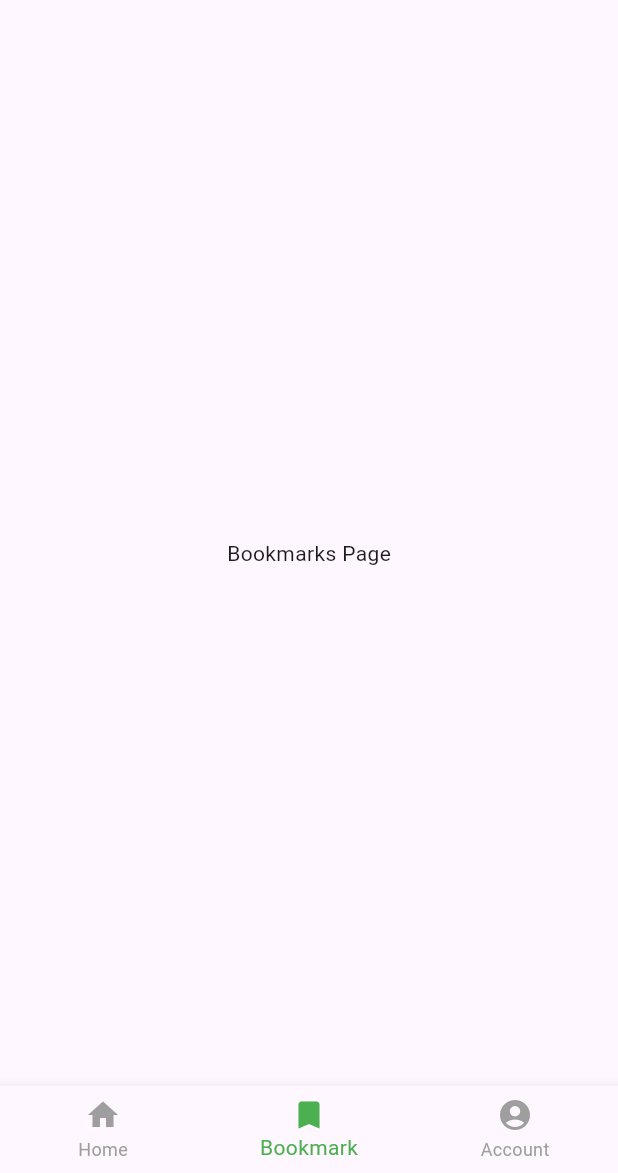
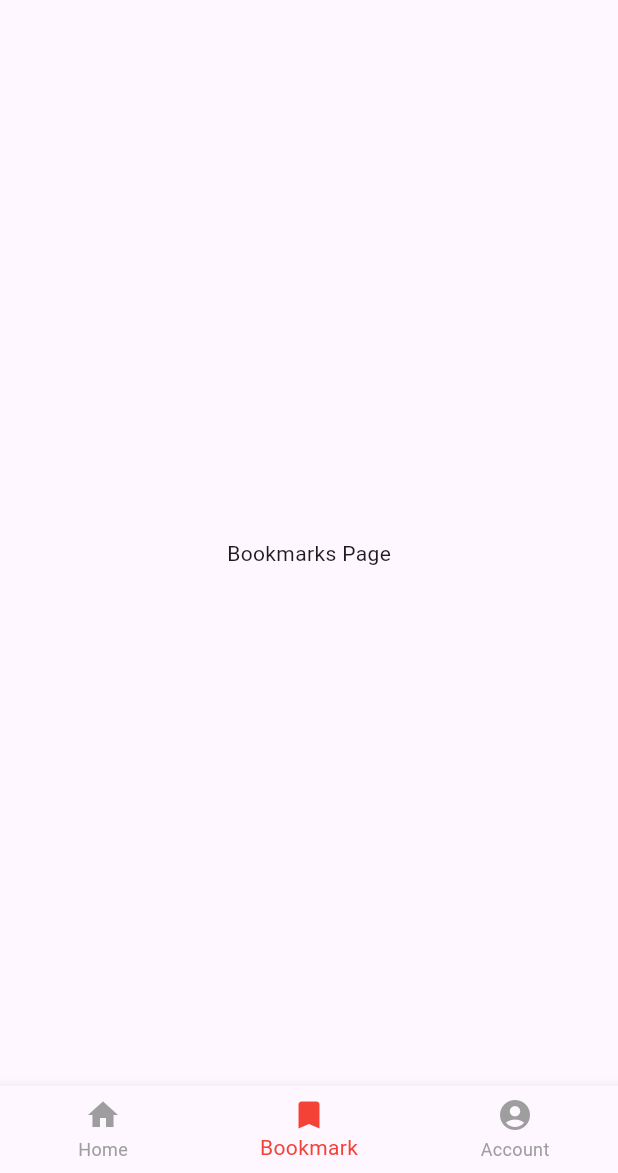
Before and after one commit to aaiiccaa/enteMobileApp, a Flutter app: the screen it shows after launch, item 2 of the bottom bar chosen, on a phone screen of 412 x 824 dp, the part 63-1236 px from its top. Run offline on Flutter 3.47's test engine with Material 3 defaults, Android fonts, the phone set to English and light mode, and no system bars; our stand-ins replace flutter_rating_bar.

Commit message:
new branch?

```diff
--- a/lib/dashboard.dart
+++ b/lib/dashboard.dart
@@ -15,7 +15,7 @@ class MyApp extends StatelessWidget {
     return MaterialApp(
       title: 'ENTe',
       theme: ThemeData(
-        primarySwatch: Colors.green,
+        primarySwatch: Colors.red,
       ),
       home: const MyHomePage(title: 'ENTe'),
     );
@@ -110,7 +110,7 @@ class _MyHomePageState extends State<MyHomePage> {
           ),
         ],
         currentIndex: _selectedIndex,
-        selectedItemColor: Colors.green,
+        selectedItemColor: Colors.red,
         unselectedItemColor: Colors.grey,
         onTap: _onItemTapped,
       ),
@@ -175,7 +175,7 @@ class _MyHomePageState extends State<MyHomePage> {
                           selectedType = newValue;
                         });
                       },
-                      items: ['Main Course', 'Beverage']
+                      items: ['Main Course', 'Beverage', 'Snack', 'Dessert']
                           .map<DropdownMenuItem<String>>(
                             (value) => DropdownMenuItem<String>(
                           value: value,
```
